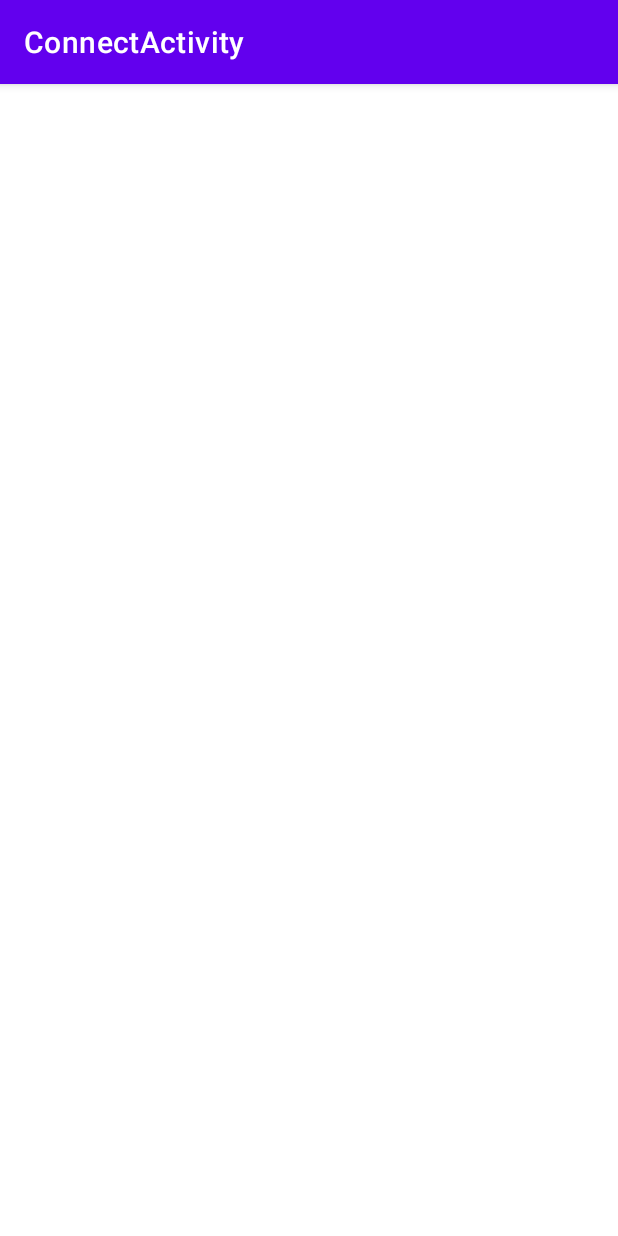
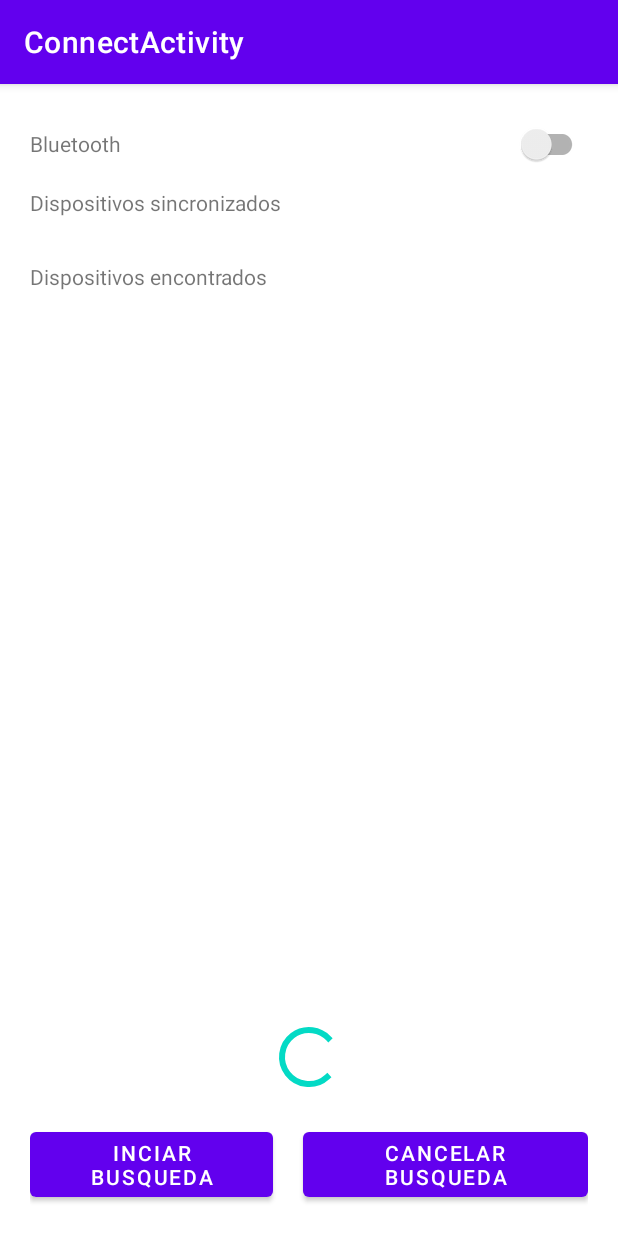
Before and after one commit to AlejandraCastillo/MedidorBluetooth, an Android app: the ConnectActivity screen opened directly, with no data from a screen before it, on a phone screen of 412 x 824 dp. Run offline under Robolectric (Android 15) with nearby library versions, the phone set to English and light mode, and no system bars.

Commit message:
ConnectActivity layout

```diff
--- a/app/src/main/res/layout/activity_connect.xml
+++ b/app/src/main/res/layout/activity_connect.xml
@@ -1,9 +1,114 @@
 <?xml version="1.0" encoding="utf-8"?>
-<androidx.constraintlayout.widget.ConstraintLayout xmlns:android="http://schemas.android.com/apk/res/android"
+<androidx.constraintlayout.widget.ConstraintLayout
+    xmlns:android="http://schemas.android.com/apk/res/android"
     xmlns:app="http://schemas.android.com/apk/res-auto"
     xmlns:tools="http://schemas.android.com/tools"
     android:layout_width="match_parent"
+    android:orientation="vertical"
+    android:padding="20dp"
     android:layout_height="match_parent"
     tools:context=".ConnectActivity">
 
+    <TextView
+        android:id="@+id/tv_bluetooth"
+        android:layout_width="match_parent"
+        android:layout_height="wrap_content"
+        android:layout_marginTop="10dp"
+        android:layout_marginBottom="10dp"
+        android:text="Bluetooth"
+        app:layout_constraintBottom_toTopOf="@id/linearLayout"
+        app:layout_constraintStart_toStartOf="parent"
+        app:layout_constraintTop_toTopOf="parent" />
+
+    <androidx.appcompat.widget.SwitchCompat
+        android:id="@+id/sw_bluetooth"
+        android:layout_width="wrap_content"
+        android:layout_height="wrap_content"
+        app:layout_constraintTop_toTopOf="@id/tv_bluetooth"
+        app:layout_constraintBottom_toBottomOf="@id/tv_bluetooth"
+        app:layout_constraintEnd_toEndOf="parent"/>
+
+    <LinearLayout
+        android:id="@+id/linearLayout"
+        android:layout_width="match_parent"
+        android:layout_height="wrap_content"
+        android:orientation="vertical"
+        android:layout_marginTop="10dp"
+        app:layout_constraintEnd_toEndOf="parent"
+        app:layout_constraintStart_toStartOf="parent"
+        app:layout_constraintTop_toBottomOf="@id/tv_bluetooth">
+
+        <TextView
+            android:id="@+id/tv_dispSincronizados"
+            android:layout_width="match_parent"
+            android:layout_height="wrap_content"
+            android:layout_marginTop="10dp"
+            android:layout_marginBottom="10dp"
+            android:text="Dispositivos sincronizados" />
+
+        <ListView
+            android:id="@+id/lv_dispSincronizados"
+            android:layout_width="match_parent"
+            android:layout_height="wrap_content"
+            android:layout_marginBottom="20dp" />
+
+        <TextView
+            android:id="@+id/tv_dispEncontrados"
+            android:layout_width="match_parent"
+            android:layout_height="wrap_content"
+            android:layout_marginBottom="10dp"
+            android:text="Dispositivos encontrados" />
+
+        <ListView
+            android:id="@+id/lv_dispEncontrados"
+            android:layout_width="match_parent"
+            android:layout_height="wrap_content"
+            android:layout_marginBottom="20dp" />
+
+    </LinearLayout>
+
+    <LinearLayout
+        android:id="@+id/linearLayout2"
+        android:layout_width="match_parent"
+        android:layout_height="wrap_content"
+        android:orientation="vertical"
+        app:layout_constraintBottom_toBottomOf="parent"
+        app:layout_constraintEnd_toEndOf="parent"
+        app:layout_constraintStart_toStartOf="parent">
+
+        <ProgressBar
+            android:id="@+id/progress_bar"
+            android:layout_gravity="center"
+            android:layout_marginBottom="20dp"
+            android:layout_width="wrap_content"
+            android:layout_height="wrap_content"/>
+
+        <LinearLayout
+            android:layout_width="match_parent"
+            android:layout_height="wrap_content"
+            android:orientation="horizontal">
+
+            <Button
+                android:id="@+id/b_iniciarBusqueda"
+                android:layout_width="wrap_content"
+                android:layout_height="wrap_content"
+                android:layout_marginEnd="10dp"
+                android:layout_weight="1"
+                android:onClick="onClickBuscar"
+                android:text="Inciar Busqueda" />
+
+            <Button
+                android:id="@+id/b_cancelarBusqueda"
+                android:layout_width="wrap_content"
+                android:layout_height="wrap_content"
+                android:layout_marginStart="10dp"
+                android:layout_weight="1"
+                android:onClick="onClickCancelar"
+                android:text="Cancelar Busqueda" />
+
+        </LinearLayout>
+
+    </LinearLayout>
+
+
 </androidx.constraintlayout.widget.ConstraintLayout>
--- /dev/null
+++ b/app/src/main/res/values/dimens.xml
@@ -0,0 +1,4 @@
+<?xml version="1.0" encoding="utf-8"?>
+<resources>
+    <dimen name="main_activity_text_size_buttons">18sp</dimen>
+</resources>
```
Also changed, not shown: app/src/main/java/com/ake/medidorbluetooth/ConnectActivity.java (+7 -0 lines), app/src/main/res/layout/activity_main.xml (+29 -11 lines).
